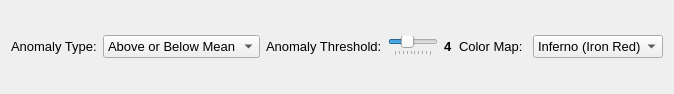
The window that resources/views/algorithms/ThermalAnomaly.ui (crgrove/automated-drone-image-analysis-tool) describes before a commit, drawn with Qt 5.
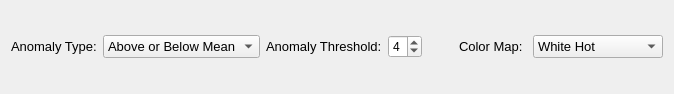
The same window after the commit.

Commit message: Updates for Autel thermal support and changes to algorithm selection combobox.

What changed in the file:
```diff
--- a/resources/views/algorithms/ThermalAnomaly.ui
+++ b/resources/views/algorithms/ThermalAnomaly.ui
@@ -67,58 +67,27 @@
         </widget>
        </item>
        <item>
-        <widget class="QSlider" name="anomalySlider">
-         <property name="sizePolicy">
-          <sizepolicy hsizetype="Expanding" vsizetype="Fixed">
-           <horstretch>0</horstretch>
-           <verstretch>0</verstretch>
-          </sizepolicy>
-         </property>
-         <property name="minimumSize">
-          <size>
-           <width>0</width>
-           <height>0</height>
-          </size>
-         </property>
-         <property name="minimum">
-          <number>1</number>
-         </property>
+        <widget class="QSpinBox" name="anomalySpinBox">
          <property name="maximum">
-          <number>10</number>
-         </property>
-         <property name="singleStep">
-          <number>1</number>
+          <number>7</number>
          </property>
          <property name="value">
           <number>4</number>
          </property>
-         <property name="sliderPosition">
-          <number>4</number>
-         </property>
+        </widget>
+       </item>
+       <item>
+        <spacer name="horizontalSpacer">
          <property name="orientation">
           <enum>Qt::Horizontal</enum>
          </property>
-         <property name="tickPosition">
-          <enum>QSlider::TicksBelow</enum>
+         <property name="sizeHint" stdset="0">
+          <size>
+           <width>40</width>
+           <height>20</height>
+          </size>
          </property>
-         <property name="tickInterval">
-          <number>1</number>
-         </property>
-        </widget>
-       </item>
-       <item>
-        <widget class="QLabel" name="anomalyThresholdLabel">
-         <property name="font">
-          <font>
-           <pointsize>10</pointsize>
-           <weight>75</weight>
-           <bold>true</bold>
-          </font>
-         </property>
-         <property name="text">
-          <string>4</string>
-         </property>
-        </widget>
+        </spacer>
        </item>
        <item>
         <widget class="QLabel" name="colorMapLabel">
@@ -139,21 +108,21 @@
            <pointsize>10</pointsize>
           </font>
          </property>
-         <item>
-          <property name="text">
-           <string>Inferno (Iron Red)</string>
-          </property>
-         </item>
-         <item>
-          <property name="text">
-           <string>Black Hot</string>
-          </property>
-         </item>
          <item>
           <property name="text">
            <string>White Hot</string>
           </property>
          </item>
+         <item>
+          <property name="text">
+           <string>Black Hot</string>
+          </property>
+         </item>
+         <item>
+          <property name="text">
+           <string>Inferno (Iron Red)</string>
+          </property>
+         </item>
          <item>
           <property name="text">
            <string>Hot (Fulgurite)</string>
```
The commit also changes 35 other files.
